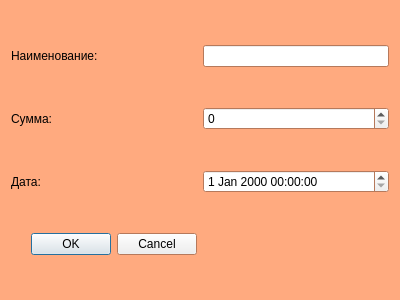
First picture: the form in add_elem_z.ui, repository boldoed/QT_YandexProject., before the edit.
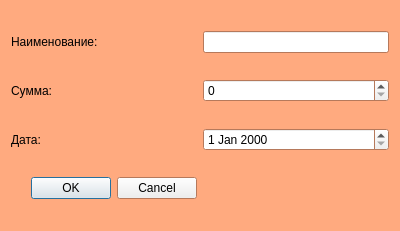
Second picture: the form after the edit.

The edit to the form file:
```diff
--- a/add_elem_z.ui
+++ b/add_elem_z.ui
@@ -7,7 +7,7 @@
     <x>0</x>
     <y>0</y>
     <width>400</width>
-    <height>300</height>
+    <height>231</height>
    </rect>
   </property>
   <property name="palette">
@@ -116,7 +116,7 @@
     </widget>
    </item>
    <item row="2" column="1">
-    <widget class="QDateTimeEdit" name="date_edit_z"/>
+    <widget class="QDateEdit" name="dateEdit"/>
    </item>
   </layout>
  </widget>
```
Left out of the diff: 20 changed lines with no effect on the pictures.
